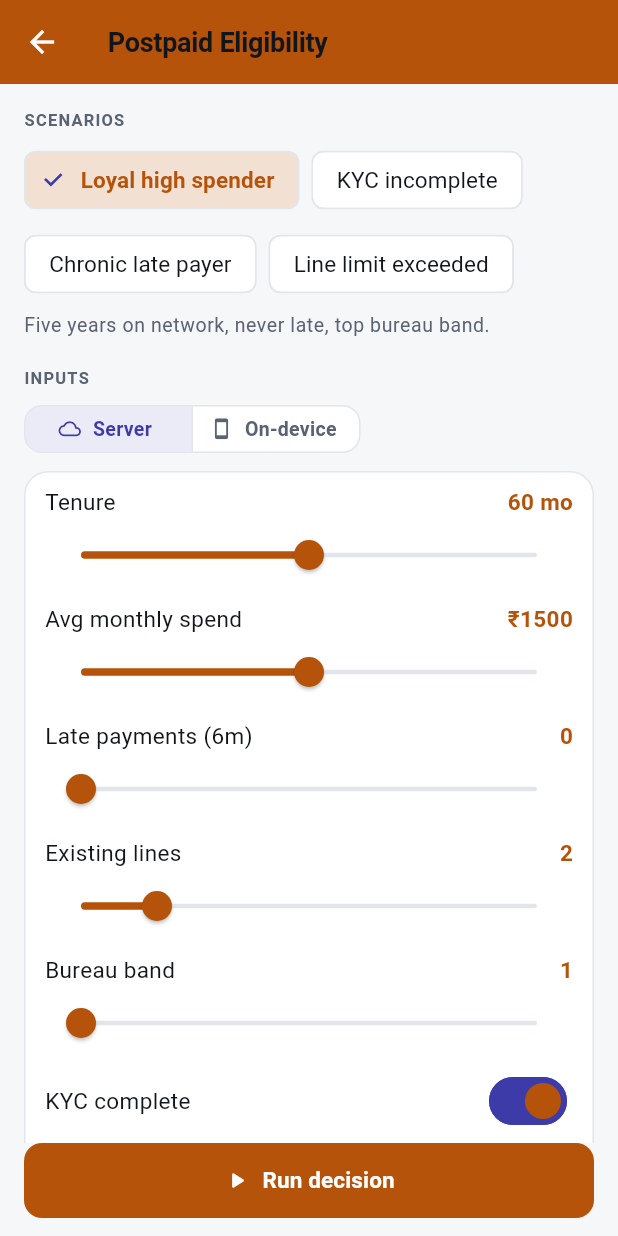
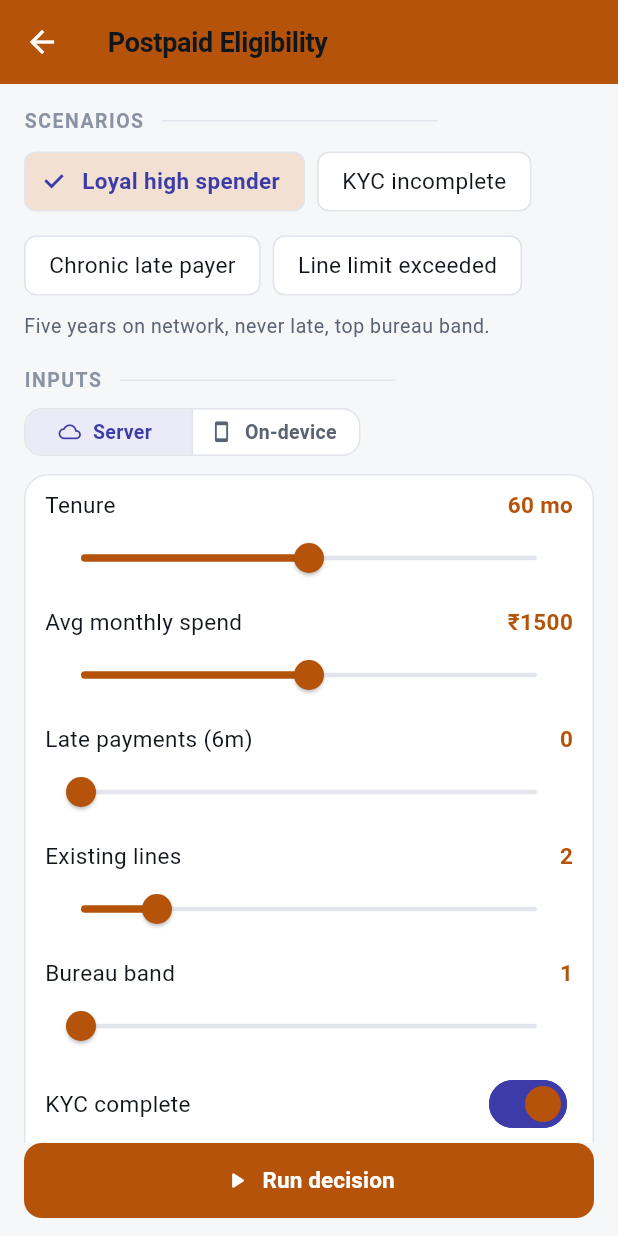
Before and after one commit to tanmayiift/rulemind-ai, a Flutter app: the screen it shows after launch, after a tap on "TELECOM", on a phone screen of 412 x 824 dp. Run offline on Flutter 3.47's test engine with Material 3 defaults, Android fonts, the phone set to English and light mode, and no system bars; our stand-ins replace flutter_secure_storage, hive, sqflite; missing offline and left inert: asn1lib, pointycastle, workmanager; accounts and stored records are empty; network calls fail.

Commit message:
refactor(demo): route every colour through the semantic scale
Steps 3-4. No strings change and no structure moves; this is purely the
elimination of ad-hoc colour.

The uppercase section idiom (labelSmall + letterSpacing 0.8 + hintColor)
was repeated verbatim at three sites and never extracted, which is part of
why labelSmall ended up doing four unrelated jobs. RmSectionHeader takes
it, and adds the hairline rule that turns three floating captions into
visible page structure. It renders a plain uppercase Text, so
find.text('WHY') still matches exactly one widget.

All 13 hintColor reads are gone: inkMuted for text, inkFaint for icons.
hintColor is a pre-M3 ThemeData field, not a ColorScheme role, and at
roughly 2.6:1 it was below AA everywhere it carried a string.

Every inline semantic hex now comes from RmSem. That mattered because
_palette was private to ResultCard, so GateTile could not reach it and had
copies of the same greens and reds; and the partial-decision panel used
four blues that were in no palette at all.

Two behavioural improvements fall out of the three-tone scale:

- The outcome badge used an alpha-0.12 wash of its own text colour as a
  fill. It now uses the real container tone, which is legible instead of
  faint -- the reason RmTone has a soft member at all.
- _StatusDot's 'checking' state was a third amber, unrelated to and
  competing with the review verdict. It is now neutral, because checking
  is not a warning.

The chip label built a bare TextStyle rather than copyWith on a theme
style, so it silently opted out of the TextTheme entirely. Fixed.

fontFeatures: const [] -- an empty list, a no-op, and the only place in the
app that acknowledged numerals need special treatment -- is now the real
tabular figures constant.

73 tests green, analyze clean.

Co-Authored-By: Claude Opus 5 <noreply@anthropic.com>

```diff
--- a/demo-app/lib/main.dart
+++ b/demo-app/lib/main.dart
@@ -2,13 +2,14 @@ import 'package:flutter/material.dart';
 import 'package:rulemind_ui/rulemind_ui.dart';
 
 import 'theme/theme.dart';
+import 'theme/tokens.dart';
+import 'widgets/section_header.dart';
 
 import 'engine.dart';
 import 'journeys.dart';
 
 void main() => runApp(const RuleMindDemoApp());
 
-const _brand = Color(0xFF4F46E5);
 
 class RuleMindDemoApp extends StatelessWidget {
   const RuleMindDemoApp({super.key});
@@ -59,7 +60,7 @@ class _HomeScreenState extends State<HomeScreen> {
               children: [
                 Container(
                   width: 42, height: 42,
-                  decoration: BoxDecoration(color: _brand, borderRadius: BorderRadius.circular(12)),
+                  decoration: const BoxDecoration(color: RmC.accent, borderRadius: RmRadius.rMd),
                   child: const Icon(Icons.account_tree_outlined, color: Colors.white, size: 24),
                 ),
                 const SizedBox(width: 12),
@@ -70,7 +71,7 @@ class _HomeScreenState extends State<HomeScreen> {
                       Text('RuleMind Journeys',
                           style: t.textTheme.titleLarge?.copyWith(fontWeight: FontWeight.w700)),
                       Text('On-device & server decisioning demo',
-                          style: t.textTheme.bodySmall?.copyWith(color: t.hintColor)),
+                          style: t.textTheme.bodySmall?.copyWith(color: RmC.inkMuted)),
                     ],
                   ),
                 ),
@@ -84,7 +85,7 @@ class _HomeScreenState extends State<HomeScreen> {
             Text(
               'Four non-lending policies running on the same rule engine. Each shows the '
               'decision, the score, and exactly which gate decided it.',
-              style: t.textTheme.bodySmall?.copyWith(color: t.hintColor),
+              style: t.textTheme.bodySmall?.copyWith(color: RmC.inkMuted),
             ),
             const SizedBox(height: 16),
             for (final j in kJourneys) ...[
@@ -99,7 +100,7 @@ class _HomeScreenState extends State<HomeScreen> {
             const SizedBox(height: 8),
             Center(
               child: Text('API: ${_client.baseUrl}',
-                  style: t.textTheme.labelSmall?.copyWith(color: t.hintColor)),
+                  style: t.textTheme.labelSmall?.copyWith(color: RmC.inkMuted)),
             ),
           ],
         ),
@@ -115,9 +116,11 @@ class _StatusDot extends StatelessWidget {
   @override
   Widget build(BuildContext context) {
     final (color, label) = switch (online) {
-      true => (Colors.green, 'API up'),
-      false => (Colors.red, 'API down'),
-      _ => (Colors.orange, 'checking'),
+      true => (RmSem.approve.base, 'API up'),
+      false => (RmSem.reject.base, 'API down'),
+      // Neutral, not amber: 'checking' is not a warning, and the old amber
+      // was a third one competing with the review verdict.
+      _ => (RmC.inkFaint, 'checking'),
     };
     return Row(mainAxisSize: MainAxisSize.min, children: [
       Container(width: 8, height: 8, decoration: BoxDecoration(color: color, shape: BoxShape.circle)),
@@ -166,11 +169,11 @@ class _JourneyCard extends StatelessWidget {
                         style: t.textTheme.titleMedium?.copyWith(fontWeight: FontWeight.w600)),
                     const SizedBox(height: 4),
                     Text(journey.blurb,
-                        style: t.textTheme.bodySmall?.copyWith(color: t.hintColor, height: 1.35)),
+                        style: t.textTheme.bodySmall?.copyWith(color: RmC.inkMuted, height: 1.35)),
                   ],
                 ),
               ),
-              Icon(Icons.chevron_right, color: t.hintColor),
+              const Icon(Icons.chevron_right, color: RmC.inkFaint),
             ],
           ),
         ),
@@ -257,7 +260,7 @@ class _JourneyScreenState extends State<JourneyScreen> {
         controller: _scroll,
         padding: RmScreenPadding.of(context),
         children: [
-          Text('SCENARIOS', style: t.textTheme.labelSmall?.copyWith(letterSpacing: 0.8, color: t.hintColor)),
+          const RmSectionHeader('SCENARIOS'),
           const SizedBox(height: 8),
           // LayoutBuilder, not MediaQuery: the cap must come from the box these
           // chips are actually given. A scenario name is content-driven, and at
@@ -278,8 +281,11 @@ class _JourneyScreenState extends State<JourneyScreen> {
                       selected: sel,
                       onSelected: (_) => _apply(s),
                       selectedColor: j.color.withValues(alpha: 0.18),
-                      labelStyle: TextStyle(
-                        color: sel ? j.color : null,
+                      // copyWith on the theme style, not a bare TextStyle --
+                      // a bare one inherits nothing, so the chip label silently
+                      // opted out of the TextTheme entirely.
+                      labelStyle: t.textTheme.bodyMedium?.copyWith(
+                        color: sel ? RmC.accent : RmC.ink,
                         fontWeight: sel ? FontWeight.w600 : FontWeight.w400,
                       ),
                     ),
@@ -290,14 +296,11 @@ class _JourneyScreenState extends State<JourneyScreen> {
           ),
           if (_active != null) ...[
             const SizedBox(height: 8),
-            Text(_active!.blurb, style: t.textTheme.bodySmall?.copyWith(color: t.hintColor, height: 1.35)),
+            Text(_active!.blurb, style: t.textTheme.bodySmall?.copyWith(color: RmC.inkMuted, height: 1.35)),
           ],
           const SizedBox(height: 18),
           RmLabeledRow(
-            label: Text('INPUTS',
-                maxLines: 1,
-                overflow: TextOverflow.ellipsis,
-                style: t.textTheme.labelSmall?.copyWith(letterSpacing: 0.8, color: t.hintColor)),
+            label: const RmSectionHeader('INPUTS'),
             trailing: SegmentedButton<EvalMode>(
               style: const ButtonStyle(visualDensity: VisualDensity.compact),
               // Icons are dropped once text is scaled up: at that point the two
@@ -422,28 +425,22 @@ class ResultCard extends StatelessWidget {
   final String? expected;
   final Color color;
 
-  static const _palette = {
-    'approve': Color(0xFF15803D),
-    'reject': Color(0xFFB91C1C),
-    'review': Color(0xFFB45309),
-    'error': Color(0xFF6B7280),
-  };
 
   @override
   Widget build(BuildContext context) {
     final t = Theme.of(context);
     if (result.isError) {
       return Card(
-        color: const Color(0xFFFEF2F2),
+        color: RmSem.reject.soft,
         elevation: 0,
         child: ListTile(
-          leading: const Icon(Icons.error_outline, color: Color(0xFFB91C1C)),
+          leading: Icon(Icons.error_outline, color: RmSem.reject.base),
           title: const Text('Evaluation failed'),
           subtitle: Text(result.error!, style: t.textTheme.bodySmall),
         ),
       );
     }
-    final c = _palette[result.outcome] ?? _palette['error']!;
+    final c = RmSem.forOutcome(result.outcome);
     final matches = expected == null || expected == result.outcome;
     // An on-device verdict that skipped workflow-only steps is not comparable
     // to a server verdict, so it must not be reported as "as expected".
@@ -465,11 +462,11 @@ class ResultCard extends StatelessWidget {
               children: <Widget>[
                 Container(
                   padding: const EdgeInsets.symmetric(horizontal: 12, vertical: 6),
-                  decoration: BoxDecoration(color: c.withValues(alpha: 0.12), borderRadius: BorderRadius.circular(8)),
+                  decoration: BoxDecoration(color: c.soft, borderRadius: RmRadius.rSm),
                   child: Text(result.outcome.toUpperCase(),
                       maxLines: 1,
                       overflow: TextOverflow.ellipsis,
-                      style: t.textTheme.titleSmall?.copyWith(color: c, fontWeight: FontWeight.w800, letterSpacing: 0.5)),
+                      style: t.textTheme.titleSmall?.copyWith(color: c.ink, letterSpacing: 0.5)),
                 ),
                 if (result.score != null)
                   Text('Score ${result.score}',
@@ -488,14 +485,14 @@ class ResultCard extends StatelessWidget {
                 _MetaChip(
                   icon: result.mode == EvalMode.server ? Icons.cloud_outlined : Icons.smartphone,
                   label: result.mode == EvalMode.server ? 'Server' : 'On-device',
-                  color: t.hintColor,
+                  color: RmC.inkFaint,
                   style: t.textTheme.labelSmall,
                 ),
                 if (result.latencyMs != null)
                   _MetaChip(
                     icon: Icons.timer_outlined,
                     label: '${result.latencyMs} ms',
-                    color: t.hintColor,
+                    color: RmC.inkFaint,
                     style: t.textTheme.labelSmall,
                   ),
                 if (expected != null)
@@ -507,8 +504,8 @@ class ResultCard extends StatelessWidget {
                         ? 'partial — not comparable'
                         : (matches ? 'as expected' : 'expected $expected'),
                     color: partial
-                        ? const Color(0xFF1D4ED8)
-                        : (matches ? const Color(0xFF15803D) : const Color(0xFFB45309)),
+                        ? RmSem.info.ink
+                        : (matches ? RmSem.approve.ink : RmSem.review.ink),
                     style: t.textTheme.labelSmall,
                   ),
                 if (result.pendingSyncCount != null)
@@ -520,8 +517,8 @@ class ResultCard extends StatelessWidget {
                         ? 'synced'
                         : '${result.pendingSyncCount} queued',
                     color: result.pendingSyncCount! == 0
-                        ? const Color(0xFF15803D)
-                        : const Color(0xFFB45309),
+                        ? RmSem.approve.ink
+                        : RmSem.review.ink,
                     style: t.textTheme.labelSmall,
                   ),
               ],
@@ -532,15 +529,15 @@ class ResultCard extends StatelessWidget {
                 width: double.infinity,
                 padding: const EdgeInsets.all(12),
                 decoration: BoxDecoration(
-                  color: const Color(0xFFEFF6FF),
+                  color: RmSem.info.soft,
                   borderRadius: BorderRadius.circular(8),
-                  border: Border.all(color: const Color(0xFFBFDBFE)),
+                  border: Border.all(color: RmSem.info.base),
                 ),
                 child: Column(
                   crossAxisAlignment: CrossAxisAlignment.start,
                   children: [
                     Row(children: [
-                      const Icon(Icons.info_outline, size: 15, color: Color(0xFF1D4ED8)),
+                      Icon(Icons.info_outline, size: 15, color: RmSem.info.base),
                       const SizedBox(width: 6),
                       Expanded(
                         child: Text(
@@ -549,7 +546,7 @@ class ResultCard extends StatelessWidget {
                           maxLines: 2,
                           overflow: TextOverflow.ellipsis,
                           style: t.textTheme.labelMedium?.copyWith(
-                              color: const Color(0xFF1D4ED8), fontWeight: FontWeight.w700),
+                              color: RmSem.info.ink, fontWeight: FontWeight.w700),
                         ),
                       ),
                     ]),
@@ -558,17 +555,17 @@ class ResultCard extends StatelessWidget {
                       'On-device mode evaluates variables, rules, scorecards and '
                       'policies. These steps need the server: '
                       '${result.serverOnlyStepsSkipped.join(', ')}.',
-                      style: t.textTheme.bodySmall?.copyWith(color: const Color(0xFF1E40AF), height: 1.35),
+                      style: t.textTheme.bodySmall?.copyWith(color: RmSem.info.ink, height: 1.35),
                     ),
                   ],
                 ),
               ),
             ],
             const Divider(height: 24),
-            Text('WHY', style: t.textTheme.labelSmall?.copyWith(letterSpacing: 0.8, color: t.hintColor)),
+            const RmSectionHeader('WHY'),
             const SizedBox(height: 6),
             if (result.gates.isEmpty)
-              Text('No rule gates reported.', style: t.textTheme.bodySmall?.copyWith(color: t.hintColor))
+              Text('No rule gates reported.', style: t.textTheme.bodySmall?.copyWith(color: RmC.inkMuted))
             else
               ...result.gates.map((g) => GateTile(gate: g)),
           ],
@@ -585,7 +582,7 @@ class GateTile extends StatelessWidget {
   @override
   Widget build(BuildContext context) {
     final t = Theme.of(context);
-    final c = gate.passed ? const Color(0xFF15803D) : const Color(0xFFB91C1C);
+    final c = gate.passed ? RmSem.approve.base : RmSem.reject.base;
     return Padding(
       padding: const EdgeInsets.only(bottom: 10),
       child: Column(
@@ -606,8 +603,8 @@ class GateTile extends StatelessWidget {
               child: Text(
                 '${cond.variable} ${cond.operator} ${cond.threshold}  ·  actual ${cond.value}',
                 style: t.textTheme.labelSmall?.copyWith(
-                    color: cond.passed ? t.hintColor : const Color(0xFFB91C1C),
-                    fontFeatures: const []),
+                    color: cond.passed ? RmC.inkMuted : RmSem.reject.ink,
+                    fontFeatures: kTabular),
               ),
             ),
         ],
--- /dev/null
+++ b/demo-app/lib/widgets/section_header.dart
@@ -0,0 +1,50 @@
+import 'package:flutter/material.dart';
+
+import '../theme/tokens.dart';
+
+/// The uppercase section rule used for SCENARIOS / INPUTS / WHY.
+///
+/// The idiom (`labelSmall` + `letterSpacing: 0.8` + `hintColor`) was repeated
+/// verbatim at three call sites and never extracted, which is part of why
+/// `labelSmall` ended up doing four unrelated jobs.
+///
+/// The hairline rule to the right of the label is what turns three floating
+/// captions into visible page structure.
+///
+/// [label] must already be uppercase and is rendered as a plain [Text] with
+/// exactly that string. Do **not** uppercase inside this widget and do **not**
+/// use `Text.rich`: `integration_test/journeys_test.dart` asserts
+/// `find.text('WHY')` matches exactly one widget.
+class RmSectionHeader extends StatelessWidget {
+  const RmSectionHeader(this.label, {super.key, this.trailing});
+
+  final String label;
+
+  /// Optional control aligned to the far end of the rule.
+  final Widget? trailing;
+
+  @override
+  Widget build(BuildContext context) {
+    final TextStyle? style = Theme.of(context).textTheme.labelMedium?.copyWith(
+          letterSpacing: 1.0,
+          fontWeight: FontWeight.w700,
+          color: RmC.inkFaint,
+        );
+
+    return Row(
+      children: <Widget>[
+        // Flexible, not fixed: a long section label at 2.0x text must be able
+        // to give way rather than push the rule off-screen.
+        Flexible(
+          child: Text(label, maxLines: 1, overflow: TextOverflow.ellipsis, style: style),
+        ),
+        const SizedBox(width: RmSpace.x3),
+        const Expanded(child: Divider(color: RmC.line, height: 1, thickness: 1)),
+        if (trailing != null) ...<Widget>[
+          const SizedBox(width: RmSpace.x3),
+          trailing!,
+        ],
+      ],
+    );
+  }
+}
```
